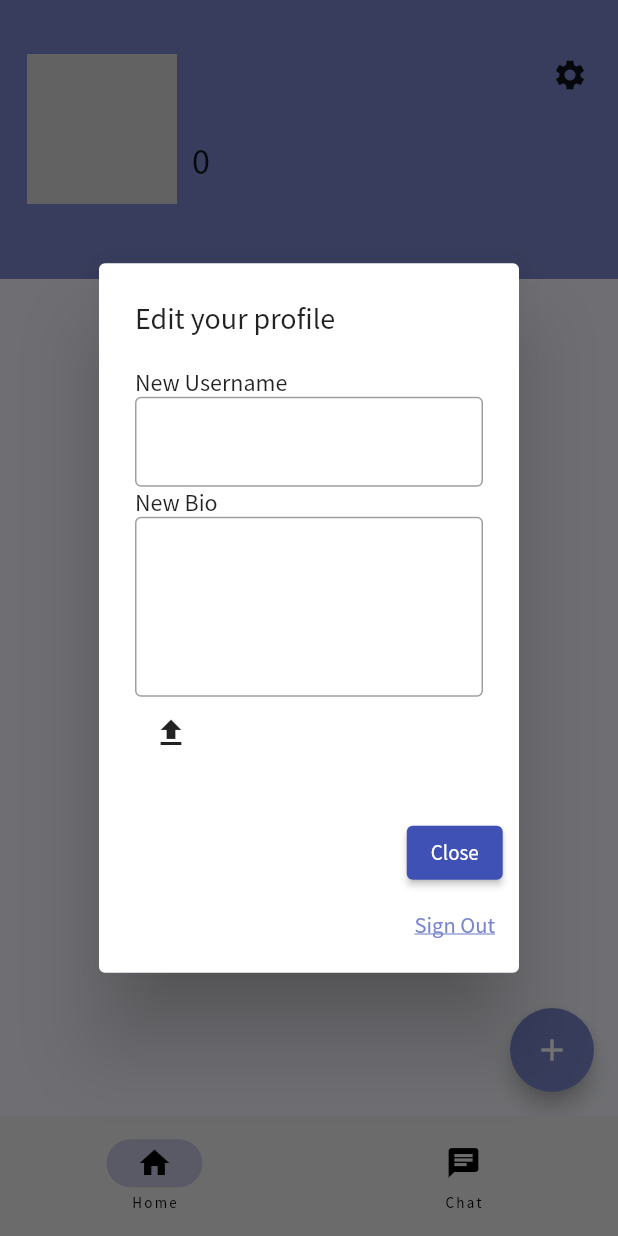
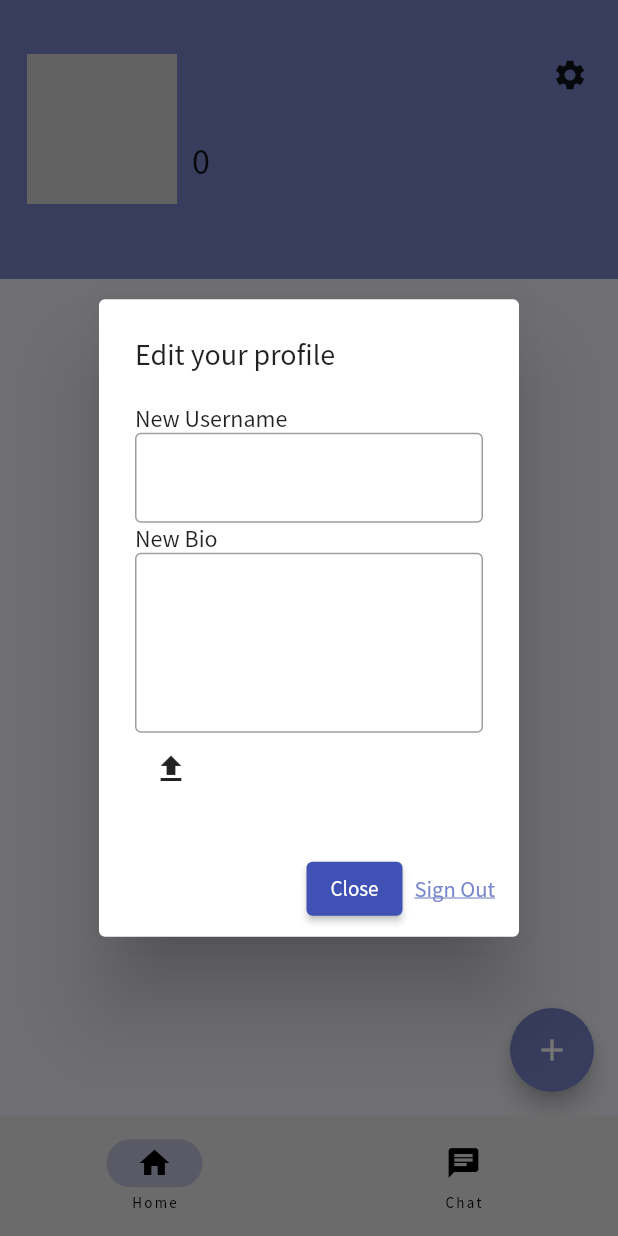
Before and after one commit to rrrrrose/chat-app, a Flutter app: the ProfilePage screen opened directly, after a tap on the "settings" icon, on a phone screen of 412 x 824 dp. Run offline on Flutter 3.47's test engine with Material 2 defaults, Android fonts, the phone set to English and light mode, and no system bars; drawn by our look-alikes of flutter_profile_picture; our stand-ins replace bubble, date_format, firebase_auth, firebase_core, firebase_database, firebase_storage and 1 more; accounts and stored records are empty; network calls fail.

Commit message:
6/27 class

```diff
--- a/lib/profilePage.dart
+++ b/lib/profilePage.dart
@@ -191,7 +191,8 @@ class _ProfilePageState extends State<ProfilePage> {
 
       ),
       actions: <Widget>[
-         Column(
+         Row(
+           mainAxisAlignment: MainAxisAlignment.end,
            children: [
              ElevatedButton(
               onPressed: () {
```
Also changed, not shown: lib/ChatSelector.dart (+1 -6 lines).
